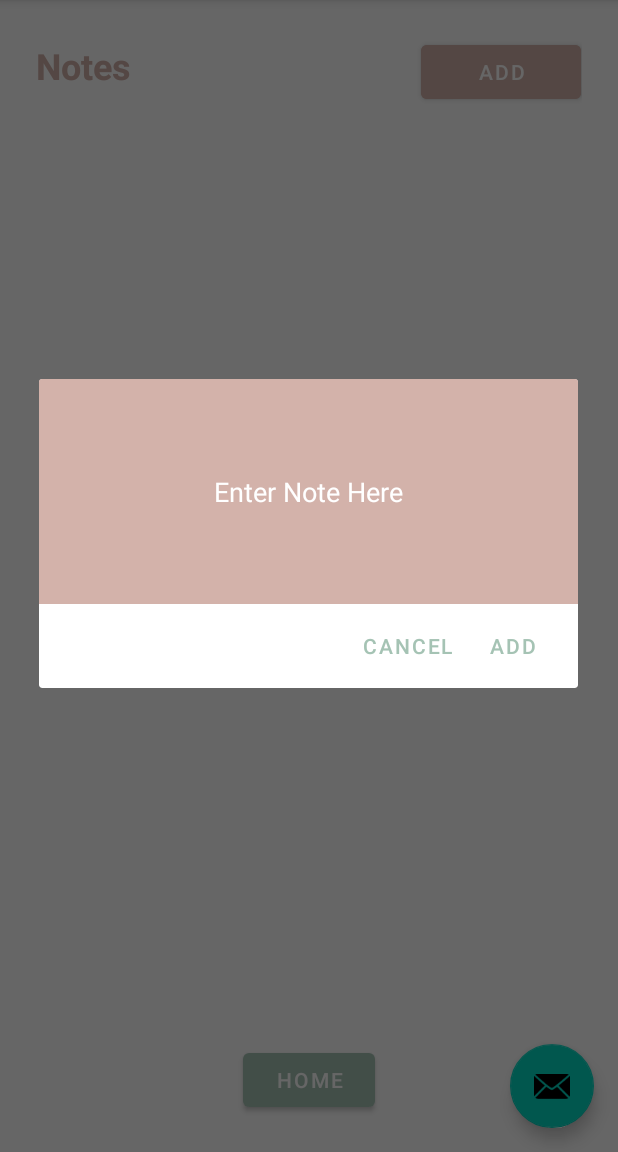
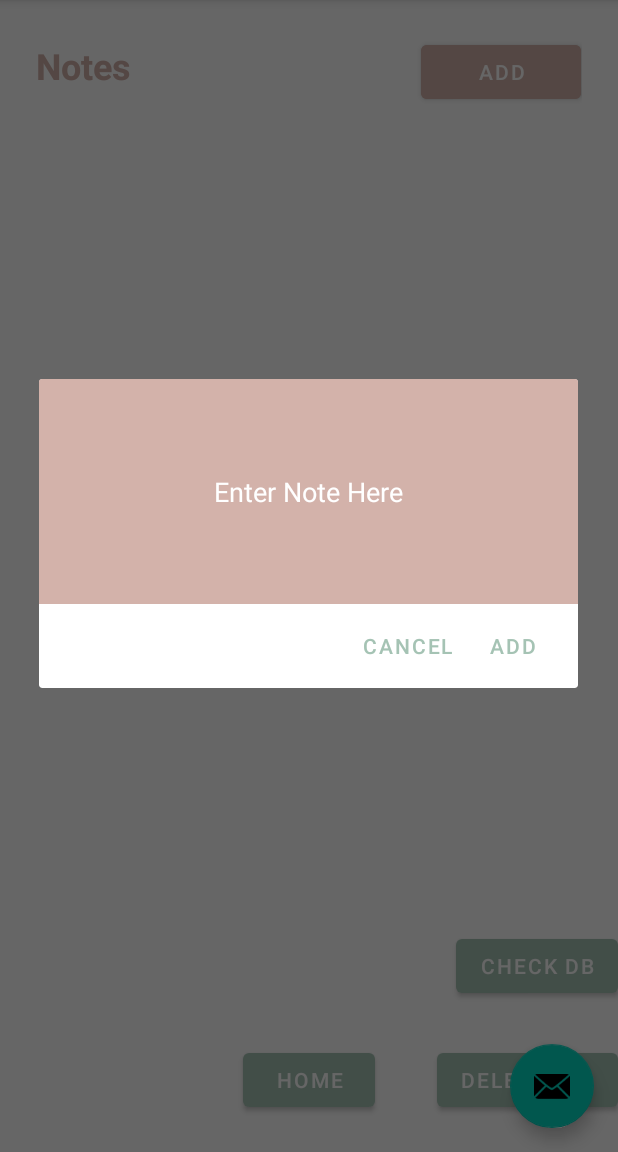
Before and after one commit to curtiskao/kotlinpractice, an Android app: the NoteFragment screen opened through its navigation route, after a tap on "ADD", on a phone screen of 412 x 824 dp, the part 84-1236 px from its top. Run offline under Robolectric (Android 15) with nearby library versions, the phone set to English and light mode, and no system bars; our stand-ins replace Room's generated code.

```diff
--- a/app/src/main/java/com/example/kotlinpractice/Note/NoteDao.kt
+++ b/app/src/main/java/com/example/kotlinpractice/Note/NoteDao.kt
@@ -59,12 +59,15 @@ interface NoteDao {
     // Always holds/caches latest version of data. Notifies its active observers when the
     // data has changed. Since we are getting all the contents of the database,
     // we are notified whenever any of the database contents have changed.
-    @Query("SELECT * from note_table ORDER BY note ASC")
-    fun getAlphabetizedWords(): LiveData<List<Note>>
+    @Query("SELECT * from note_table")
+    fun getAllWords(): LiveData<List<Note>>
 
     @Insert(onConflict = OnConflictStrategy.IGNORE)
     suspend fun insert(note: Note)
 
     @Query("DELETE FROM note_table")
     suspend fun deleteAll()
+
+    @Query("DELETE FROM note_table WHERE note = :content")
+    suspend fun delete(content:String)
 }
--- a/app/src/main/java/com/example/kotlinpractice/Note/NoteFragment.kt
+++ b/app/src/main/java/com/example/kotlinpractice/Note/NoteFragment.kt
@@ -8,6 +8,7 @@ import android.view.View
 import android.view.ViewGroup
 import android.widget.Button
 import android.widget.LinearLayout
+import android.widget.Toast
 import androidx.fragment.app.DialogFragment
 import androidx.lifecycle.Observer
 import androidx.lifecycle.ViewModelProvider
@@ -44,11 +45,6 @@ class NoteFragment : Fragment(), AddNoteDialogFragment.AddNoteDialogListener {
         }
         notesLayout = view.findViewById(R.id.linearLayout_notes)
 
-        view.findViewById<Button>(R.id.button_add).setOnClickListener{
-            if(notesLayout.childCount< MAX_NUM_OF_NOTES +1){
-                showAddNoteDialog()
-            }
-        }
 
         //viewmodel
         noteViewModel = ViewModelProvider(this).get(NoteViewModel::class.java)
@@ -56,11 +52,30 @@ class NoteFragment : Fragment(), AddNoteDialogFragment.AddNoteDialogListener {
             words -> words.let { setWords(it as List<Note>) }
         })
 
+        setListeners(view)
+    }
+
+    fun setListeners(view: View){
+        view.findViewById<Button>(R.id.button_add).setOnClickListener{
+            if(notesLayout.childCount< MAX_NUM_OF_NOTES +1){
+                showAddNoteDialog()
+            }
+        }
+        view.findViewById<Button>(R.id.button_deleteAll).setOnClickListener{
+            notesLayout.removeAllViews()
+            noteViewModel.deleteAll()
+        }
+
+        view.findViewById<Button>(R.id.button_db).setOnClickListener{
+            noteViewModel.deleteAll()
+        }
     }
 
     fun setWords(list: List<Note>){
+        Log.d("item size",": " +list.size)
+        notesLayout.removeAllViews()
         list.forEach{
-            Log.d("item", ": " +it.toString())
+            addNoteItem(it.note)
         }
     }
 
@@ -72,16 +87,19 @@ class NoteFragment : Fragment(), AddNoteDialogFragment.AddNoteDialogListener {
 
     fun addNoteItem(text: String = "next item"){
         val noteItem: NoteItem? = context?.let { NoteItem(it) };
-        notesLayout.addView(noteItem)
         if (noteItem != null) {
+            notesLayout.addView(noteItem)
             noteItem.setText(text)
-            noteItem.getDeleteButton().setOnClickListener{removeView(noteItem)}
+            noteItem.getDeleteButton().setOnClickListener{removeView(noteItem,text)}
+            val newNote = Note(text)
+            noteViewModel.insert(newNote)
         }
 
     }
 
-    fun removeView(view: View){
-        if(notesLayout.childCount > 1){
+    fun removeView(view: View, text: String){
+        if(notesLayout.childCount > 0){
+            noteViewModel.delete(text)
             notesLayout.removeView(view)
         }
     }
--- a/app/src/main/java/com/example/kotlinpractice/Note/NoteItem.kt
+++ b/app/src/main/java/com/example/kotlinpractice/Note/NoteItem.kt
@@ -14,15 +14,11 @@ class NoteItem: LinearLayout {
 
 
     constructor(context: Context) : super(context) {
-        Log.d(TAG, "CompassView(context) called")
         View.inflate(context, R.layout.note_item_layout, this)
-        Log.d(TAG, "Inflation started from constructor.")
     }
 
     constructor(context: Context, attrs: AttributeSet?) : super(context, attrs) {
-        Log.d(TAG, "CompassView(context, attrs) called")
         View.inflate(context, R.layout.note_item_layout, this)
-        Log.d(TAG, "Inflation started from constructor.")
     }
 
     fun setText(text: String){
--- a/app/src/main/java/com/example/kotlinpractice/Note/NoteRepo.kt
+++ b/app/src/main/java/com/example/kotlinpractice/Note/NoteRepo.kt
@@ -24,9 +24,17 @@ class NoteRepo(private val noteDao: NoteDao) {
 
     // Room executes all queries on a separate thread.
     // Observed LiveData will notify the observer when the data has changed.
-    val allWords: LiveData<List<Note>> = noteDao.getAlphabetizedWords()
+    val allWords: LiveData<List<Note>> = noteDao.getAllWords()
 
     suspend fun insert(note: Note) {
         noteDao.insert(note)
     }
+
+    suspend fun deleteAll(){
+        noteDao.deleteAll()
+    }
+
+    suspend fun delete(content: String){
+        noteDao.delete(content)
+    }
 }
--- a/app/src/main/res/layout/fragment_note.xml
+++ b/app/src/main/res/layout/fragment_note.xml
@@ -7,19 +7,15 @@
     tools:context=".Note.NoteFragment">
 
     <LinearLayout
-        android:id="@+id/linearLayout_notes"
+        android:id="@+id/linearLayout_notes_header"
         android:layout_width="match_parent"
         android:layout_height="wrap_content"
-        android:orientation="vertical"
-        app:layout_constraintTop_toTopOf="parent">
-
-        <LinearLayout
-            android:layout_width="match_parent"
-            android:layout_height="match_parent"
         android:layout_marginTop="24dp"
         android:layout_marginStart="24dp"
         android:layout_marginEnd="24dp"
-            android:orientation="horizontal">
+        android:orientation="horizontal"
+        app:layout_constraintTop_toTopOf="parent"
+        >
 
         <TextView
             android:id="@+id/textView"
@@ -40,6 +36,13 @@
             android:text="Add" />
     </LinearLayout>
 
+    <LinearLayout
+        android:id="@+id/linearLayout_notes"
+        android:layout_width="match_parent"
+        android:layout_height="wrap_content"
+        android:orientation="vertical"
+        app:layout_constraintTop_toBottomOf="@id/linearLayout_notes_header">
+
 
     </LinearLayout>
 
@@ -54,4 +57,24 @@
         app:layout_constraintEnd_toEndOf="parent"
         app:layout_constraintStart_toStartOf="parent"
         />
+
+    <Button
+        android:id="@+id/button_deleteAll"
+        android:layout_width="wrap_content"
+        android:layout_height="wrap_content"
+        android:text="Delete All"
+        android:layout_marginBottom="24dp"
+        app:layout_constraintBottom_toBottomOf="parent"
+        app:layout_constraintEnd_toEndOf="parent"
+        />
+
+    <Button
+        android:id="@+id/button_db"
+        android:layout_width="wrap_content"
+        android:layout_height="wrap_content"
+        android:text="check DB"
+        android:layout_marginBottom="100dp"
+        app:layout_constraintBottom_toBottomOf="parent"
+        app:layout_constraintEnd_toEndOf="parent"
+        />
 </androidx.constraintlayout.widget.ConstraintLayout>
--- a/app/src/main/res/layout/note_item_layout.xml
+++ b/app/src/main/res/layout/note_item_layout.xml
@@ -1,7 +1,7 @@
 <?xml version="1.0" encoding="utf-8"?>
 <LinearLayout xmlns:android="http://schemas.android.com/apk/res/android"
     android:layout_width="match_parent"
-    android:layout_marginTop="24dp"
+    android:layout_marginTop="12dp"
     android:layout_marginStart="24dp"
     android:layout_marginEnd="24dp"
     android:layout_height="wrap_content">
```
Also changed, not shown: app/src/main/java/com/example/kotlinpractice/Note/NoteDatabase.kt (+4 -6 lines), app/src/main/java/com/example/kotlinpractice/Note/NoteViewModel.kt (+9 -0 lines). Lines whose indentation alone changed are shown as unchanged.
